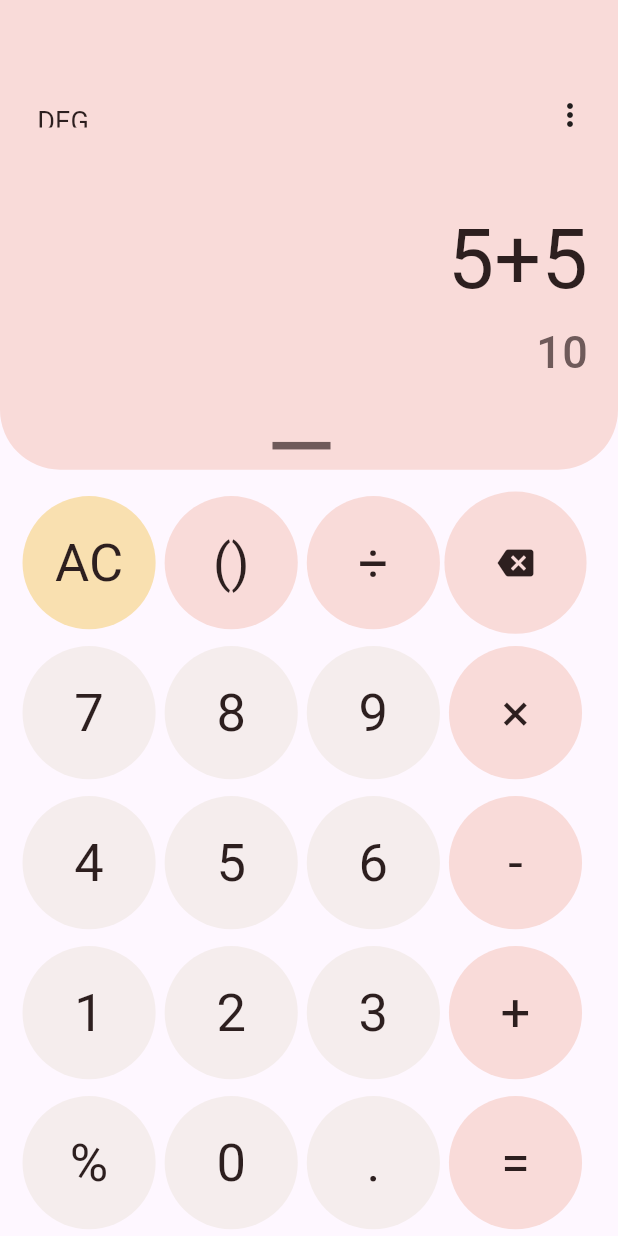
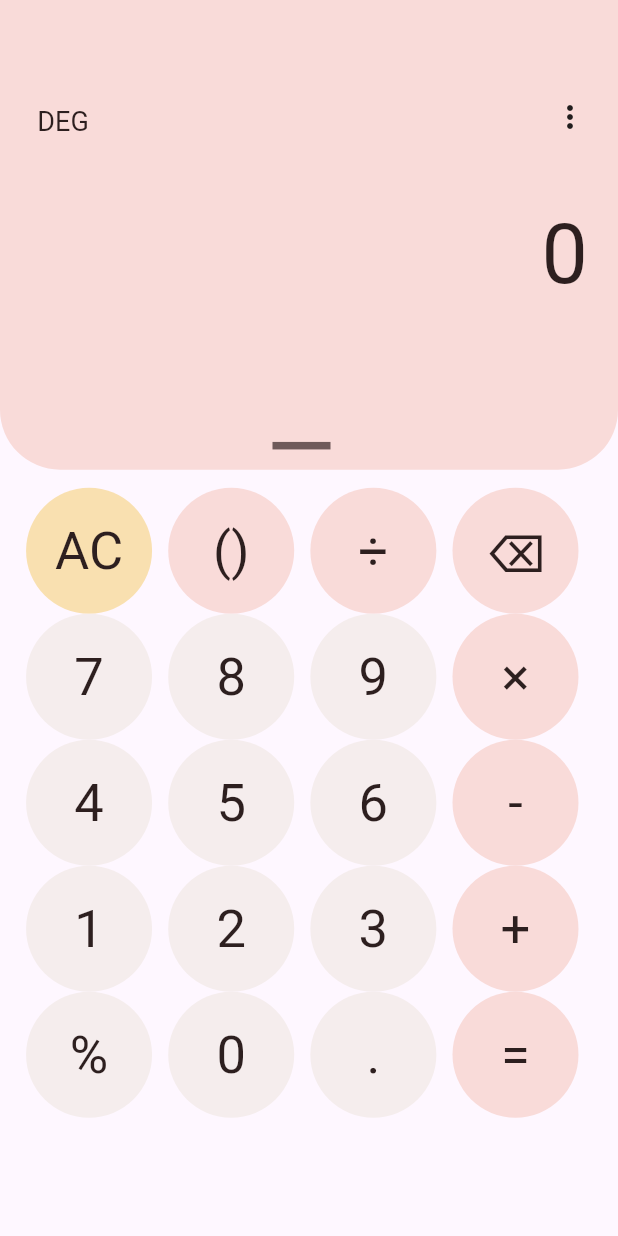
Before and after one commit to MalakHamed5/simple_calculator, a Flutter app: the screen it shows after launch, on a phone screen of 412 x 824 dp. Run offline on Flutter 3.47's test engine with Material 3 defaults, Android fonts, the phone set to English and light mode, and no system bars; our stand-ins replace bloc, equatable, flutter_bloc, math_expressions.

```diff
--- a/lib/core/config/router/c_router.dart
+++ /dev/null
@@ -1,9 +0,0 @@
-import 'package:go_router/go_router.dart';
-
-import '../../../features/calculate/presentation/pages/calculate_page.dart';
-
-class CRouter {
-  static final GoRouter router = GoRouter(
-    routes: [GoRoute(name: "Home", path: '/', builder: (context, state) => const CalculatorPage())],
-  );
-}
--- a/lib/core/utils/tools.dart
+++ b/lib/core/utils/tools.dart
@@ -1,14 +1,15 @@
 import 'package:flutter/material.dart';
 
-import '../config/router/c_router.dart';
+Size appS(BuildContext context) {
+  return MediaQuery.of(context).size;
+}
 
-//context
-final ctx = CRouter.router.configuration.navigatorKey.currentState!.context;
-//MediaQuery
-final appH = appS.height;
-final appW = appS.width;
-final appS = MediaQuery.sizeOf(ctx);
-
+double appH(BuildContext context) {
+  return appS(context).height;
+}
+double appW(BuildContext context) {
+  return appS(context).width;
+}
 //--- SizedBox ---//
 SizedBox sizeH(double height) {
   return SizedBox(height: height);
--- a/lib/features/calculate/presentation/cubit/calculate_state.dart
+++ b/lib/features/calculate/presentation/cubit/calculate_state.dart
@@ -1,10 +1,18 @@
 part of 'calculate_cubit.dart';
 
-abstract class CalculateState extends Equatable {
-  const CalculateState();
+sealed class CalculateState extends Equatable {
+  final String expression;
+  final String result;
+  const CalculateState(this.expression, this.result);
 
   @override
   List<Object> get props => [];
 }
 
-class CalculateInitial extends CalculateState {}
+final class CalculateInitial extends CalculateState {
+  const CalculateInitial() : super('0', '');
+}
+
+final class CalculatedUpdate extends CalculateState {
+  const CalculatedUpdate(String expression, String result) : super(expression, result);
+}
--- a/lib/features/calculate/presentation/pages/calculate_page.dart
+++ b/lib/features/calculate/presentation/pages/calculate_page.dart
@@ -1,15 +1,21 @@
 import 'package:flutter/material.dart';
+import 'package:simple_calculator/features/calculate/presentation/cubit/calculate_cubit.dart';
+import 'package:flutter_bloc/flutter_bloc.dart';
 
 import '../../../../core/const/calculator_colors.dart';
 import '../../../../core/utils/tools.dart';
 
-class CalculatorPage extends StatelessWidget {
+class CalculatorPage extends StatefulWidget {
   const CalculatorPage({super.key});
 
   @override
+  State<CalculatorPage> createState() => _CalculatorPageState();
+}
+
+class _CalculatorPageState extends State<CalculatorPage> {
+  @override
   Widget build(BuildContext context) {
     return Scaffold(
-      // extendBody: true,
       body: Column(
         children: [
           //result display
@@ -21,7 +27,7 @@ class CalculatorPage extends StatelessWidget {
                 bottomRight: Radius.circular(40),
               ),
             ),
-            height: appH * .38,
+            height: appH(context) * .38,
             //Reselt
             child: Padding(
               padding: EdgeInsets.only(bottom: 8.0, top: 60, left: 10, right: 20),
@@ -48,30 +54,38 @@ class CalculatorPage extends StatelessWidget {
                       ],
                     ),
                   ),
-                  sizeH(appH / 20),
+                  sizeH(appH(context) / 24),
 
                   //Numbers
-                  Text(
-                    "5+5",
+                  BlocBuilder<CalculateCubit, CalculateState>(
+                    builder: (context, state) {
+                      return Text(
+                        state.expression,
                         style: TextStyle(
                           color: CColors.textPrimary,
                           fontSize: 55,
                           fontWeight: FontWeight.w400,
                         ),
+                      );
+                    },
                   ),
-                  Text(
-                    "10",
+                  BlocBuilder<CalculateCubit, CalculateState>(
+                    builder: (context, state) {
+                      return Text(
+                        state.result,
                         style: TextStyle(
                           color: CColors.textSecondary,
                           fontSize: 30,
                           fontWeight: FontWeight.w500,
                         ),
+                      );
+                    },
                   ),
                   Spacer(),
                   Divider(
                     thickness: 5,
-                    indent: appW / 2.4,
-                    endIndent: appW / 2.4,
+                    indent: appW(context) / 2.4,
+                    endIndent: appW(context) / 2.4,
                     color: CColors.textSecondary,
                   ),
                 ],
@@ -90,14 +104,7 @@ class CalculatorPage extends StatelessWidget {
                     Circle(txt: "AC", color: CColors.buttonEqual),
                     Circle(txt: "()", color: CColors.buttonOperator),
                     Circle(txt: "÷", color: CColors.buttonOperator),
-                    SizedBox(
-                      width: appW * 0.23,
-                      child: CircleAvatar(
-                        radius: 50,
-                        backgroundColor: CColors.buttonOperator,
-                        child: Icon(Icons.backspace, color: CColors.textPrimary),
-                      ),
-                    ),
+                    Circle(txt: "⌫", color: CColors.buttonOperator),
                   ],
                 ),
                 Row(
@@ -141,24 +148,49 @@ class CalculatorPage extends StatelessWidget {
   }
 }
 
-// circle around every tirm
 class Circle extends StatelessWidget {
-  const Circle({super.key, required this.txt, required this.color, this.onPressed});
+ final String txt ;
+  final Color color;
 
-  final String txt;
-  final Color color;
-  final void Function()? onPressed;
+ const Circle({super.key, required this.color, required this.txt});
 
   @override
   Widget build(BuildContext context) {
+    final cubit = context.read<CalculateCubit>();
     return Container(
       padding: EdgeInsets.symmetric(horizontal: 3),
-      width: appW * .23,
+      width: appW(context) * .23,
       child: CircleAvatar(
-        radius: 50,
+        radius: 42,
         backgroundColor: color,
         child: TextButton(
-          onPressed: onPressed,
+          onPressed: () {
+            switch (txt) {
+              case "AC":
+                cubit.clear();
+                break;
+              case "=":
+                cubit.calculated();
+                break;
+              case "÷":
+                cubit.addValue("/");
+                break;
+              case "×":
+                cubit.addValue("*");
+                break;
+              case "%":
+                cubit.addValue("%");
+                break;
+              case ".":
+                cubit.addValue(".");
+                break;
+              case "⌫":
+                cubit.deleteLast();
+                break;
+              default:
+                cubit.addValue(txt);
+            }
+          },
           child: Text(
             txt,
             style: TextStyle(
--- a/lib/main.dart
+++ b/lib/main.dart
@@ -1,6 +1,8 @@
 import 'package:flutter/material.dart';
 import 'package:flutter/services.dart';
-import 'package:simple_calculator/core/config/router/c_router.dart';
+import 'package:flutter_bloc/flutter_bloc.dart';
+import 'package:simple_calculator/features/calculate/presentation/cubit/calculate_cubit.dart';
+import 'package:simple_calculator/features/calculate/presentation/pages/calculate_page.dart';
 
 void main() {
   SystemChrome.setSystemUIOverlayStyle(
@@ -18,6 +20,9 @@ class Calculator extends StatelessWidget {
 
   @override
   Widget build(BuildContext context) {
-    return MaterialApp.router(debugShowCheckedModeBanner: false, routerConfig: CRouter.router);
+    return BlocProvider(
+      create: (context) => CalculateCubit(),
+      child: MaterialApp(debugShowCheckedModeBanner: false, home: const CalculatorPage()),
+    );
   }
 }
--- a/pubspec.yaml
+++ b/pubspec.yaml
@@ -34,10 +34,10 @@ dependencies:
   # The following adds the Cupertino Icons font to your application.
   # Use with the CupertinoIcons class for iOS style icons.
   cupertino_icons: ^1.0.8
-  go_router: ^17.0.0
   flutter_bloc: ^9.1.1
   bloc: ^9.1.0
   equatable: ^2.0.7
+  math_expressions: ^3.1.0
 
 dev_dependencies:
   flutter_test:
```
Also changed, not shown: lib/features/calculate/presentation/cubit/calculate_cubit.dart (+34 -0 lines), pubspec.lock. Lines whose indentation alone changed are shown as unchanged.
